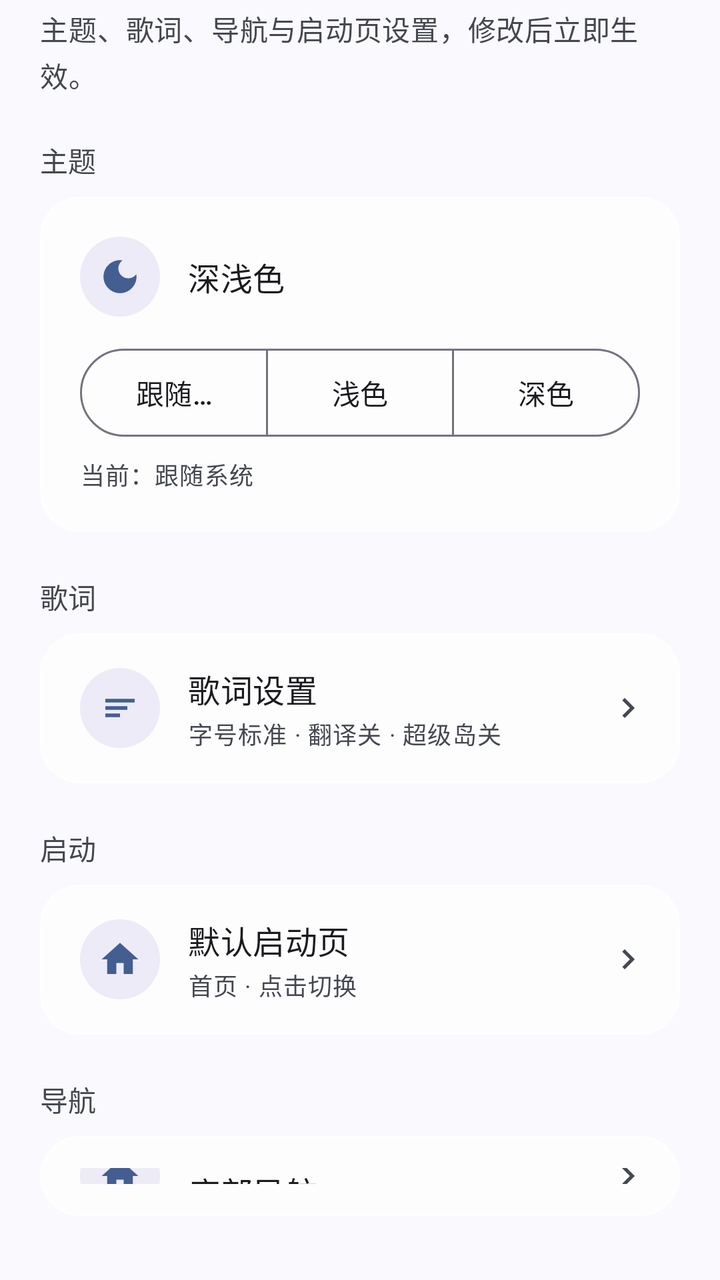
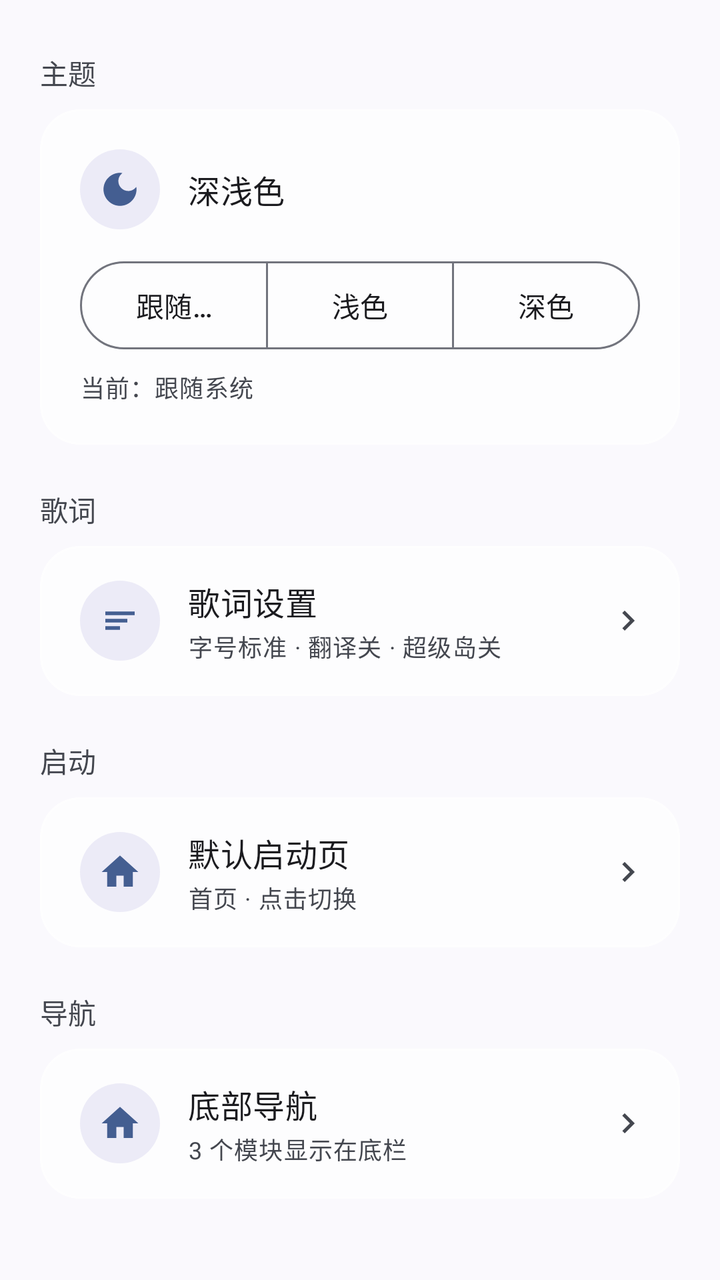

Compare the two renders of this Android layout. The source of the first and the diff that turns it into the second are given below.
<!-- AndroidManifest.xml: application theme Theme.QYMusic -->
<!-- res/layout/fragment_general_settings.xml -->
<?xml version="1.0" encoding="utf-8"?>
<layout xmlns:android="http://schemas.android.com/apk/res/android"
    xmlns:app="http://schemas.android.com/apk/res-auto">

    <LinearLayout
        android:layout_width="match_parent"
        android:layout_height="wrap_content"
        android:orientation="vertical"
        android:paddingStart="20dp"
        android:paddingTop="4dp"
        android:paddingEnd="20dp"
        android:paddingBottom="32dp">

        <TextView
            android:layout_width="match_parent"
            android:layout_height="wrap_content"
            android:lineSpacingExtra="3dp"
            android:text="主题、歌词、导航与启动页设置，修改后立即生效。"
            android:textAppearance="@style/TextAppearance.Material3.BodyMedium"
            android:textColor="?attr/colorOnSurfaceVariant" />

        
        <TextView
            style="@style/TextAppearance.Material3.LabelLarge"
            android:layout_width="match_parent"
            android:layout_height="wrap_content"
            android:layout_marginTop="22dp"
            android:layout_marginBottom="8dp"
            android:text="主题"
            android:textColor="?attr/colorOnSurfaceVariant" />

        <com.google.android.material.card.MaterialCardView
            style="@style/Widget.Material3.CardView.Filled"
            android:layout_width="match_parent"
            android:layout_height="wrap_content"
            app:cardBackgroundColor="@color/glass_card"
            app:cardCornerRadius="20dp"
            app:cardElevation="0dp"
            app:contentPadding="20dp"
            app:strokeColor="@color/glass_stroke"
            app:strokeWidth="1dp">

            <LinearLayout
                android:layout_width="match_parent"
                android:layout_height="wrap_content"
                android:orientation="vertical">

                <LinearLayout
                    android:layout_width="match_parent"
                    android:layout_height="wrap_content"
                    android:gravity="center_vertical"
                    android:orientation="horizontal">

                    <FrameLayout
                        android:layout_width="40dp"
                        android:layout_height="40dp"
                        android:background="@drawable/bg_icon_circle">

                        <ImageView
                            android:layout_width="22dp"
                            android:layout_height="22dp"
                            android:layout_gravity="center"
                            android:contentDescription="主题"
                            android:src="@drawable/ic_moon"
                            app:tint="?attr/colorPrimary" />

                    </FrameLayout>

                    <TextView
                        android:layout_width="0dp"
                        android:layout_height="wrap_content"
                        android:layout_marginStart="14dp"
                        android:layout_weight="1"
                        android:text="深浅色"
                        android:textAppearance="@style/TextAppearance.Material3.TitleMedium" />

                </LinearLayout>

                <com.google.android.material.button.MaterialButtonToggleGroup
                    android:id="@+id/toggle_theme"
                    android:layout_width="match_parent"
                    android:layout_height="wrap_content"
                    android:layout_marginTop="16dp"
                    app:selectionRequired="true"
                    app:singleSelection="true">

                    <com.google.android.material.button.MaterialButton
                        android:id="@+id/btn_theme_system"
                        style="@style/Widget.Material3.Button.OutlinedButton"
                        android:layout_width="0dp"
                        android:layout_height="44dp"
                        android:layout_weight="1"
                        android:insetTop="0dp"
                        android:insetBottom="0dp"
                        android:text="跟随系统" />

                    <com.google.android.material.button.MaterialButton
                        android:id="@+id/btn_theme_light"
                        style="@style/Widget.Material3.Button.OutlinedButton"
                        android:layout_width="0dp"
                        android:layout_height="44dp"
                        android:layout_weight="1"
                        android:insetTop="0dp"
                        android:insetBottom="0dp"
                        android:text="浅色" />

                    <com.google.android.material.button.MaterialButton
                        android:id="@+id/btn_theme_dark"
                        style="@style/Widget.Material3.Button.OutlinedButton"
                        android:layout_width="0dp"
                        android:layout_height="44dp"
                        android:layout_weight="1"
                        android:insetTop="0dp"
                        android:insetBottom="0dp"
                        android:text="深色" />

                </com.google.android.material.button.MaterialButtonToggleGroup>

                <TextView
                    android:id="@+id/tv_theme_hint"
                    android:layout_width="match_parent"
                    android:layout_height="wrap_content"
                    android:layout_marginTop="10dp"
                    android:lineSpacingExtra="2dp"
                    android:text="当前：跟随系统"
                    android:textAppearance="@style/TextAppearance.Material3.BodySmall"
                    android:textColor="?attr/colorOnSurfaceVariant" />

            </LinearLayout>

        </com.google.android.material.card.MaterialCardView>

        
        <TextView
            style="@style/TextAppearance.Material3.LabelLarge"
            android:layout_width="match_parent"
            android:layout_height="wrap_content"
            android:layout_marginTop="22dp"
            android:layout_marginBottom="8dp"
            android:text="歌词"
            android:textColor="?attr/colorOnSurfaceVariant" />

        <com.google.android.material.card.MaterialCardView
            style="@style/Widget.Material3.CardView.Filled"
            android:layout_width="match_parent"
            android:layout_height="wrap_content"
            app:cardBackgroundColor="@color/glass_card"
            app:cardCornerRadius="20dp"
            app:cardElevation="0dp"
            app:contentPadding="0dp"
            app:strokeColor="@color/glass_stroke"
            app:strokeWidth="1dp">

            <LinearLayout
                android:id="@+id/item_lyric_settings"
                android:layout_width="match_parent"
                android:layout_height="wrap_content"
                android:background="?attr/selectableItemBackground"
                android:gravity="center_vertical"
                android:minHeight="72dp"
                android:orientation="horizontal"
                android:paddingStart="20dp"
                android:paddingTop="16dp"
                android:paddingEnd="16dp"
                android:paddingBottom="16dp">

                <FrameLayout
                    android:layout_width="40dp"
                    android:layout_height="40dp"
                    android:background="@drawable/bg_icon_circle">

                    <ImageView
                        android:layout_width="22dp"
                        android:layout_height="22dp"
                        android:layout_gravity="center"
                        android:contentDescription="歌词设置"
                        android:src="@drawable/baseline_lyrics_24"
                        app:tint="?attr/colorPrimary" />

                </FrameLayout>

                <LinearLayout
                    android:layout_width="0dp"
                    android:layout_height="wrap_content"
                    android:layout_marginStart="14dp"
                    android:layout_weight="1"
                    android:orientation="vertical">

                    <TextView
                        android:layout_width="match_parent"
                        android:layout_height="wrap_content"
                        android:text="歌词设置"
                        android:textAppearance="@style/TextAppearance.Material3.TitleMedium" />

                    <TextView
                        android:id="@+id/tv_lyric_settings_state"
                        android:layout_width="match_parent"
                        android:layout_height="wrap_content"
                        android:layout_marginTop="2dp"
                        android:text="字号标准 · 翻译关 · 超级岛关"
                        android:textAppearance="@style/TextAppearance.Material3.BodySmall"
                        android:textColor="?attr/colorOnSurfaceVariant" />

                </LinearLayout>

                <ImageView
                    android:layout_width="20dp"
                    android:layout_height="20dp"
                    android:contentDescription="进入"
                    android:src="@drawable/baseline_chevron_right_24"
                    app:tint="?attr/colorOnSurfaceVariant" />

            </LinearLayout>

        </com.google.android.material.card.MaterialCardView>

        
        <TextView
            style="@style/TextAppearance.Material3.LabelLarge"
            android:layout_width="match_parent"
            android:layout_height="wrap_content"
            android:layout_marginTop="22dp"
            android:layout_marginBottom="8dp"
            android:text="启动"
            android:textColor="?attr/colorOnSurfaceVariant" />

        <com.google.android.material.card.MaterialCardView
            style="@style/Widget.Material3.CardView.Filled"
            android:layout_width="match_parent"
            android:layout_height="wrap_content"
            app:cardBackgroundColor="@color/glass_card"
            app:cardCornerRadius="20dp"
            app:cardElevation="0dp"
            app:contentPadding="0dp"
            app:strokeColor="@color/glass_stroke"
            app:strokeWidth="1dp">

            <LinearLayout
                android:id="@+id/item_start_page"
                android:layout_width="match_parent"
                android:layout_height="wrap_content"
                android:background="?attr/selectableItemBackground"
                android:gravity="center_vertical"
                android:minHeight="72dp"
                android:orientation="horizontal"
                android:paddingStart="20dp"
                android:paddingTop="16dp"
                android:paddingEnd="16dp"
                android:paddingBottom="16dp">

                <FrameLayout
                    android:layout_width="40dp"
                    android:layout_height="40dp"
                    android:background="@drawable/bg_icon_circle">

                    <ImageView
                        android:layout_width="22dp"
                        android:layout_height="22dp"
                        android:layout_gravity="center"
                        android:contentDescription="默认启动页"
                        android:src="@drawable/ic_home_24"
                        app:tint="?attr/colorPrimary" />

                </FrameLayout>

                <LinearLayout
                    android:layout_width="0dp"
                    android:layout_height="wrap_content"
                    android:layout_marginStart="14dp"
                    android:layout_weight="1"
                    android:orientation="vertical">

                    <TextView
                        android:layout_width="match_parent"
                        android:layout_height="wrap_content"
                        android:text="默认启动页"
                        android:textAppearance="@style/TextAppearance.Material3.TitleMedium" />

                    <TextView
                        android:id="@+id/tv_start_page_value"
                        android:layout_width="match_parent"
                        android:layout_height="wrap_content"
                        android:layout_marginTop="2dp"
                        android:text="首页 · 点击切换"
                        android:textAppearance="@style/TextAppearance.Material3.BodySmall"
                        android:textColor="?attr/colorOnSurfaceVariant" />

                </LinearLayout>

                <ImageView
                    android:layout_width="20dp"
                    android:layout_height="20dp"
                    android:contentDescription="进入"
                    android:src="@drawable/baseline_chevron_right_24"
                    app:tint="?attr/colorOnSurfaceVariant" />

            </LinearLayout>

        </com.google.android.material.card.MaterialCardView>

        
        <TextView
            style="@style/TextAppearance.Material3.LabelLarge"
            android:layout_width="match_parent"
            android:layout_height="wrap_content"
            android:layout_marginTop="22dp"
            android:layout_marginBottom="8dp"
            android:text="导航"
            android:textColor="?attr/colorOnSurfaceVariant" />

        <com.google.android.material.card.MaterialCardView
            style="@style/Widget.Material3.CardView.Filled"
            android:layout_width="match_parent"
            android:layout_height="wrap_content"
            app:cardBackgroundColor="@color/glass_card"
            app:cardCornerRadius="20dp"
            app:cardElevation="0dp"
            app:contentPadding="0dp"
            app:strokeColor="@color/glass_stroke"
            app:strokeWidth="1dp">

            <LinearLayout
                android:id="@+id/item_nav_manager"
                android:layout_width="match_parent"
                android:layout_height="wrap_content"
                android:background="?attr/selectableItemBackground"
                android:gravity="center_vertical"
                android:minHeight="72dp"
                android:orientation="horizontal"
                android:paddingStart="20dp"
                android:paddingTop="16dp"
                android:paddingEnd="16dp"
                android:paddingBottom="16dp">

                <FrameLayout
                    android:layout_width="40dp"
                    android:layout_height="40dp"
                    android:background="@drawable/bg_icon_circle">

                    <ImageView
                        android:layout_width="22dp"
                        android:layout_height="22dp"
                        android:layout_gravity="center"
                        android:contentDescription="底部导航"
                        android:src="@drawable/ic_home_24"
                        app:tint="?attr/colorPrimary" />

                </FrameLayout>

                <LinearLayout
                    android:layout_width="0dp"
                    android:layout_height="wrap_content"
                    android:layout_marginStart="14dp"
                    android:layout_weight="1"
                    android:orientation="vertical">

                    <TextView
                        android:layout_width="match_parent"
                        android:layout_height="wrap_content"
                        android:text="底部导航"
                        android:textAppearance="@style/TextAppearance.Material3.TitleMedium" />

                    <TextView
                        android:id="@+id/tv_nav_manager_state"
                        android:layout_width="match_parent"
                        android:layout_height="wrap_content"
                        android:layout_marginTop="2dp"
                        android:text="3 个模块显示在底栏"
                        android:textAppearance="@style/TextAppearance.Material3.BodySmall"
                        android:textColor="?attr/colorOnSurfaceVariant" />

                </LinearLayout>

                <ImageView
                    android:layout_width="20dp"
                    android:layout_height="20dp"
                    android:contentDescription="进入"
                    android:src="@drawable/baseline_chevron_right_24"
                    app:tint="?attr/colorOnSurfaceVariant" />

            </LinearLayout>

        </com.google.android.material.card.MaterialCardView>

        <LinearLayout
            android:layout_width="match_parent"
            android:layout_height="wrap_content"
            android:layout_marginTop="16dp"
            android:background="@drawable/bg_mini_tile"
            android:orientation="horizontal"
            android:padding="14dp">

            <TextView
                android:layout_width="wrap_content"
                android:layout_height="wrap_content"
                android:text="i"
                android:textAppearance="@style/TextAppearance.Material3.TitleMedium"
                android:textColor="?attr/colorPrimary" />

            <TextView
                android:id="@+id/tv_general_note"
                android:layout_width="0dp"
                android:layout_height="wrap_content"
                android:layout_marginStart="10dp"
                android:layout_weight="1"
                android:lineSpacingExtra="3dp"
                android:text="主题切换后界面会自动重建。默认启动页只影响从桌面启动；有新版本时会先查服务器，失败则从 GitHub 下载，必须更新后才能继续使用。"
                android:textAppearance="@style/TextAppearance.Material3.BodySmall"
                android:textColor="?attr/colorOnSurfaceVariant" />

        </LinearLayout>

    </LinearLayout>

</layout>
<!-- resources referenced by this layout -->
<resources>
  <color name="glass_card">#B8FFFFFF</color>
  <color name="glass_stroke">#80FFFFFF</color>
  <!-- drawable baseline_chevron_right_24 (drawable) -->
  <vector xmlns:android="http://schemas.android.com/apk/res/android"
      android:width="24dp"
      android:height="24dp"
      android:tint="?attr/colorOnBackground"
      android:viewportWidth="24"
      android:viewportHeight="24">
  
      <path
          android:fillColor="@android:color/white"
          android:pathData="M10,6L8.59,7.41 13.17,12l-4.58,4.59L10,18l6,-6z" />
  
  </vector>
  <!-- drawable baseline_lyrics_24 (drawable) -->
  <vector xmlns:android="http://schemas.android.com/apk/res/android"
      android:width="24dp"
      android:height="24dp"
      android:tint="?attr/colorOnBackground"
      android:viewportWidth="24"
      android:viewportHeight="24">
  
      <path
          android:fillColor="@android:color/white"
          android:pathData="M4,7H20V9H4Z" />
      <path
          android:fillColor="@android:color/white"
          android:pathData="M4,11H16V13H4Z" />
      <path
          android:fillColor="@android:color/white"
          android:pathData="M4,15H12V17H4Z" />
  
  </vector>
  <!-- drawable bg_icon_circle (drawable) -->
  <?xml version="1.0" encoding="utf-8"?>
  <shape xmlns:android="http://schemas.android.com/apk/res/android"
      android:shape="oval">
      <solid android:color="#1A5B4DBB" />
  </shape>
  <!-- drawable bg_mini_tile (drawable) -->
  <?xml version="1.0" encoding="utf-8"?>
  <shape xmlns:android="http://schemas.android.com/apk/res/android"
      android:shape="rectangle">
      <solid android:color="#66FFFFFF" />
      <corners android:radius="16dp" />
  </shape>
  <!-- drawable ic_home_24 (drawable) -->
  <vector xmlns:android="http://schemas.android.com/apk/res/android"
      android:width="24dp"
      android:height="24dp"
      android:viewportWidth="24"
      android:viewportHeight="24">
      <path
          android:fillColor="@android:color/white"
          android:pathData="M10,20v-6h4v6h5v-8h3L12,3 2,12h3v8z" />
  </vector>
  <!-- drawable ic_moon (drawable) -->
  <vector xmlns:android="http://schemas.android.com/apk/res/android"
      android:width="24dp"
      android:height="24dp"
      android:viewportWidth="24"
      android:viewportHeight="24"
      android:tint="?attr/colorPrimary">
      <path
          android:fillColor="@android:color/white"
          android:pathData="M12,3c-4.97,0 -9,4.03 -9,9s4.03,9 9,9 9,-4.03 9,-9c0,-0.46 -0.04,-0.92 -0.1,-1.36 -0.98,1.37 -2.58,2.26 -4.4,2.26 -2.98,0 -5.4,-2.42 -5.4,-5.4 0,-1.81 0.89,-3.42 2.26,-4.4C12.92,3.04 12.46,3 12,3z" />
  </vector>
  <style name="Theme.QYMusic" parent="Theme.Material3.DynamicColors.DayNight.NoActionBar">
          
          <item name="android:statusBarColor">@android:color/transparent</item>
          <item name="android:navigationBarColor">@android:color/transparent</item>
          <item name="android:windowTranslucentStatus">false</item>
          <item name="android:windowLightStatusBar">true</item>
          <item name="android:windowLightNavigationBar" tools:targetApi="27">true</item>
          <item name="android:enforceNavigationBarContrast" tools:targetApi="29">false</item>
          
      </style>
</resources>

<!-- the commit's change to res/layout/fragment_general_settings.xml (unified diff, before → after) -->
@@ -10,14 +10,6 @@
         android:paddingTop="4dp"
         android:paddingEnd="20dp"
         android:paddingBottom="32dp">
-
-        <TextView
-            android:layout_width="match_parent"
-            android:layout_height="wrap_content"
-            android:lineSpacingExtra="3dp"
-            android:text="主题、歌词、导航与启动页设置，修改后立即生效。"
-            android:textAppearance="@style/TextAppearance.Material3.BodyMedium"
-            android:textColor="?attr/colorOnSurfaceVariant" />
 
         
         <TextView
@@ -382,34 +374,6 @@
 
         </com.google.android.material.card.MaterialCardView>
 
-        <LinearLayout
-            android:layout_width="match_parent"
-            android:layout_height="wrap_content"
-            android:layout_marginTop="16dp"
-            android:background="@drawable/bg_mini_tile"
-            android:orientation="horizontal"
-            android:padding="14dp">
-
-            <TextView
-                android:layout_width="wrap_content"
-                android:layout_height="wrap_content"
-                android:text="i"
-                android:textAppearance="@style/TextAppearance.Material3.TitleMedium"
-                android:textColor="?attr/colorPrimary" />
-
-            <TextView
-                android:id="@+id/tv_general_note"
-                android:layout_width="0dp"
-                android:layout_height="wrap_content"
-                android:layout_marginStart="10dp"
-                android:layout_weight="1"
-                android:lineSpacingExtra="3dp"
-                android:text="主题切换后界面会自动重建。默认启动页只影响从桌面启动；有新版本时会先查服务器，失败则从 GitHub 下载，必须更新后才能继续使用。"
-                android:textAppearance="@style/TextAppearance.Material3.BodySmall"
-                android:textColor="?attr/colorOnSurfaceVariant" />
-
-        </LinearLayout>
-
     </LinearLayout>
 
 </layout>
<!-- resource entries referenced after the edit -->
@@ -40,13 +40,6 @@
       android:shape="oval">
       <solid android:color="#1A5B4DBB" />
   </shape>
-  <!-- drawable bg_mini_tile (drawable) -->
-  <?xml version="1.0" encoding="utf-8"?>
-  <shape xmlns:android="http://schemas.android.com/apk/res/android"
-      android:shape="rectangle">
-      <solid android:color="#66FFFFFF" />
-      <corners android:radius="16dp" />
-  </shape>
   <!-- drawable ic_home_24 (drawable) -->
   <vector xmlns:android="http://schemas.android.com/apk/res/android"
       android:width="24dp"
